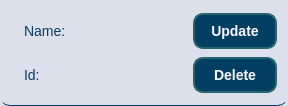
First picture: the form in course_work/source/menu/Lists menu/bank_widget.ui, repository R-Kiselev/Lab1, before the edit.
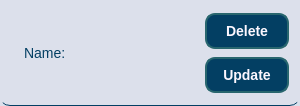
Second picture: the form after the edit.

The edit to the form file:
```diff
--- a/course_work/source/menu/Lists menu/bank_widget.ui
+++ b/course_work/source/menu/Lists menu/bank_widget.ui
@@ -6,7 +6,7 @@
    <rect>
     <x>0</x>
     <y>0</y>
-    <width>288</width>
+    <width>300</width>
     <height>106</height>
    </rect>
   </property>
@@ -46,20 +46,25 @@
 }
 </string>
   </property>
-  <layout class="QHBoxLayout" name="horizontalLayout">
-   <item>
-    <layout class="QGridLayout" name="gridLayout_2">
-     <item row="1" column="1">
-      <widget class="QPushButton" name="delete_button">
-       <property name="styleSheet">
-        <string notr="true"/>
-       </property>
-       <property name="text">
-        <string>Delete</string>
-       </property>
-      </widget>
-     </item>
+  <layout class="QGridLayout" name="gridLayout">
      <item row="0" column="0">
+    <layout class="QHBoxLayout" name="horizontalLayout">
+     <item>
+      <layout class="QVBoxLayout" name="verticalLayout_2">
+       <item>
+        <spacer name="verticalSpacer">
+         <property name="orientation">
+          <enum>Qt::Orientation::Vertical</enum>
+         </property>
+         <property name="sizeHint" stdset="0">
+          <size>
+           <width>20</width>
+           <height>40</height>
+          </size>
+         </property>
+        </spacer>
+       </item>
+       <item>
       <widget class="QLabel" name="labelName">
        <property name="sizePolicy">
         <sizepolicy hsizetype="MinimumExpanding" vsizetype="Preferred">
@@ -75,7 +80,34 @@
        </property>
       </widget>
      </item>
-     <item row="0" column="1">
+       <item>
+        <spacer name="verticalSpacer_2">
+         <property name="orientation">
+          <enum>Qt::Orientation::Vertical</enum>
+         </property>
+         <property name="sizeHint" stdset="0">
+          <size>
+           <width>20</width>
+           <height>40</height>
+          </size>
+         </property>
+        </spacer>
+       </item>
+      </layout>
+     </item>
+     <item>
+      <layout class="QVBoxLayout" name="verticalLayout">
+       <item>
+        <widget class="QPushButton" name="delete_button">
+         <property name="styleSheet">
+          <string notr="true"/>
+         </property>
+         <property name="text">
+          <string>Delete</string>
+         </property>
+        </widget>
+       </item>
+       <item>
       <widget class="QPushButton" name="update_button">
        <property name="styleSheet">
         <string notr="true"/>
@@ -85,21 +117,7 @@
        </property>
       </widget>
      </item>
-     <item row="1" column="0">
-      <widget class="QLabel" name="labelId">
-       <property name="sizePolicy">
-        <sizepolicy hsizetype="MinimumExpanding" vsizetype="Preferred">
-         <horstretch>0</horstretch>
-         <verstretch>0</verstretch>
-        </sizepolicy>
-       </property>
-       <property name="styleSheet">
-        <string notr="true"/>
-       </property>
-       <property name="text">
-        <string>Id:</string>
-       </property>
-      </widget>
+      </layout>
      </item>
     </layout>
    </item>
```
Lines whose indentation alone changed are shown as unchanged.
